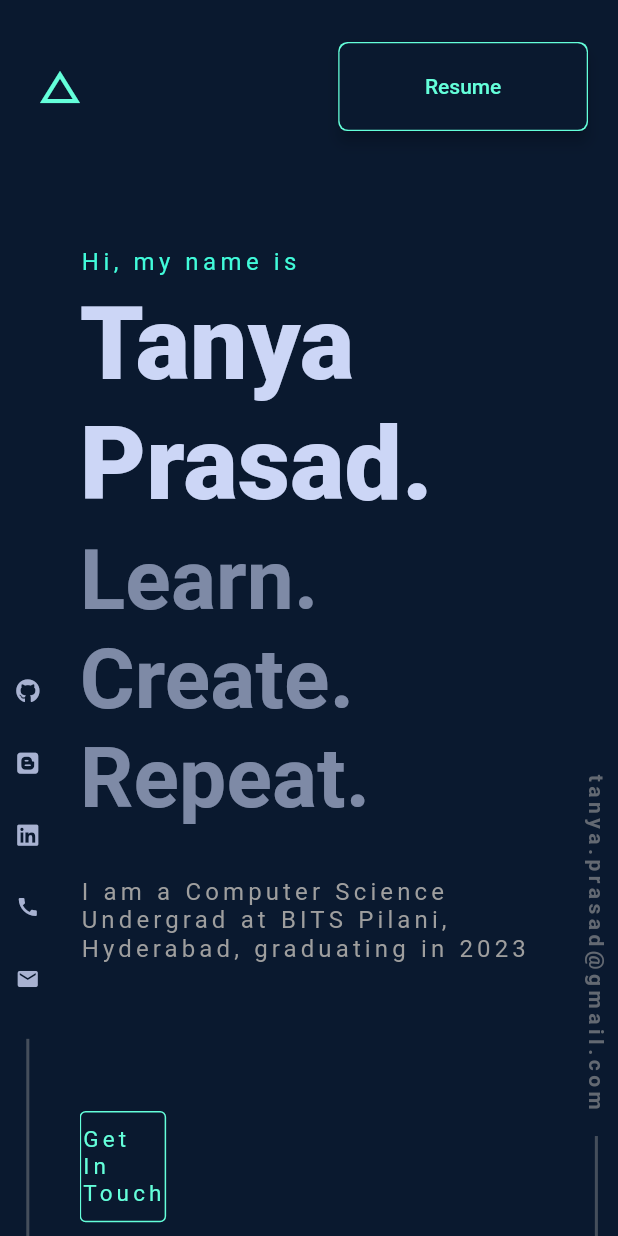
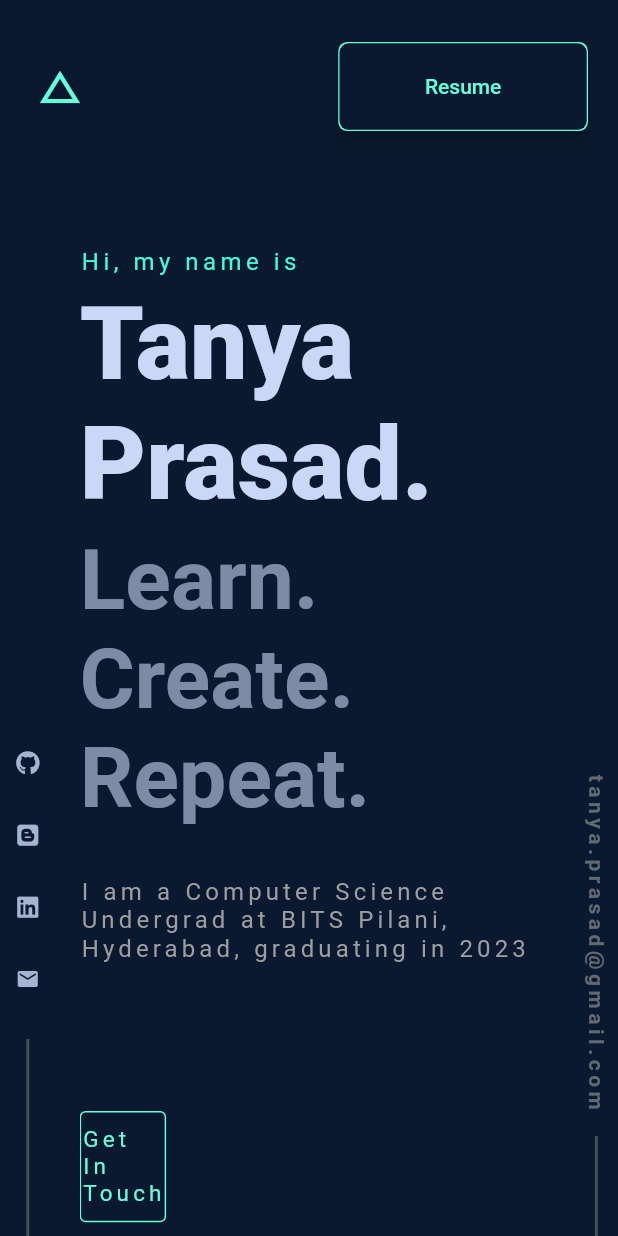
Before and after one commit to 7anya/portfolio, a Flutter app: the screen it shows after launch, after a tap on the "mail" icon, on a phone screen of 412 x 824 dp. Run offline on Flutter 3.47's test engine with Material 2 defaults, Android fonts, the phone set to English and light mode, and no system bars; our stand-ins replace font_awesome_flutter, scroll_to_index; network calls fail.

Commit message:
"email fixed"

```diff
--- a/lib/Model/Method.dart
+++ b/lib/Model/Method.dart
@@ -21,8 +21,8 @@ class Method {
 }
 
 launchEmail() async {
-      if (await canLaunch("mailto:champ96k@gmail.com")) {
-        await launch("mailto:champ96k@gmail.com");
+      if (await canLaunch("mailto:tamya.prasad@gmail.com")) {
+        await launch("mailto:tanya.prasad@gmail.com");
       } else {
         throw 'Could not launch';
       }
--- a/lib/UI/HomePage.dart
+++ b/lib/UI/HomePage.dart
@@ -249,13 +249,11 @@ class _HomePageState extends State<HomePage> {
                           },
                           iconSize: 16.0,
                         ),
-                        IconButton(
-                            icon: Icon(Icons.call),
-                            color: Color(0xffffA8B2D1),
-                            iconSize: 16.0,
-                            onPressed: () {
-                              method.launchCaller();
-                            }),
+                        // IconButton(
+                        //     icon: Icon(Icons.call),
+                        //     color: Color(0xffffA8B2D1),
+                        //     iconSize: 16.0,
+                        //     onPressed: null,),
                         IconButton(
                             icon: Icon(Icons.mail),
                             color: Color(0xffffA8B2D1),
```
